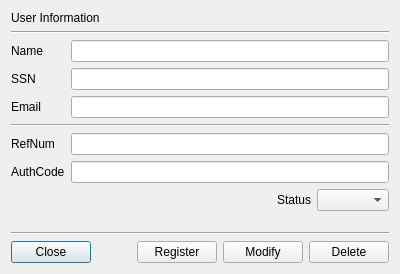
Old version of the form CCMan/user_dlg.ui in the repository jykim74/CCMan.
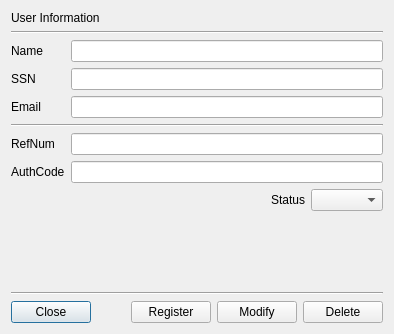
New version of the form.

Patch:
```diff
--- a/CCMan/user_dlg.ui
+++ b/CCMan/user_dlg.ui
@@ -6,8 +6,8 @@
    <rect>
     <x>0</x>
     <y>0</y>
-    <width>400</width>
-    <height>274</height>
+    <width>394</width>
+    <height>334</height>
    </rect>
   </property>
   <property name="windowTitle">
@@ -104,7 +104,14 @@
     </layout>
    </item>
    <item row="2" column="1">
-    <widget class="QLineEdit" name="mNameText"/>
+    <widget class="QLineEdit" name="mNameText">
+     <property name="minimumSize">
+      <size>
+       <width>300</width>
+       <height>0</height>
+      </size>
+     </property>
+    </widget>
    </item>
    <item row="3" column="1">
     <widget class="QLineEdit" name="mSSNText"/>
```
